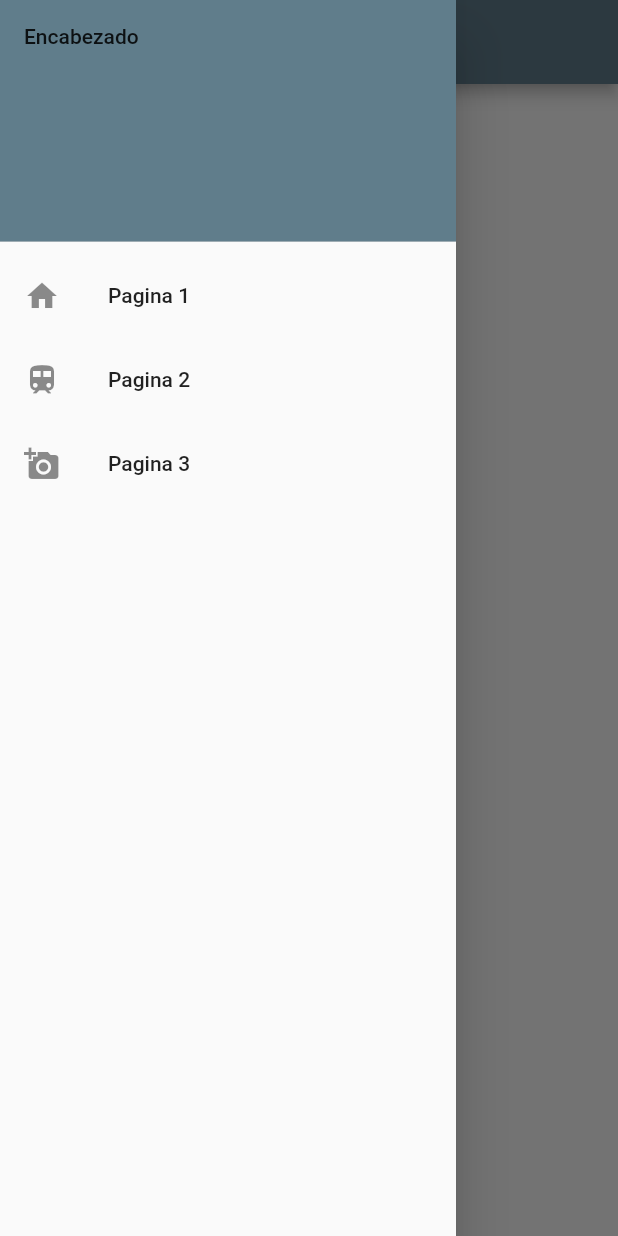
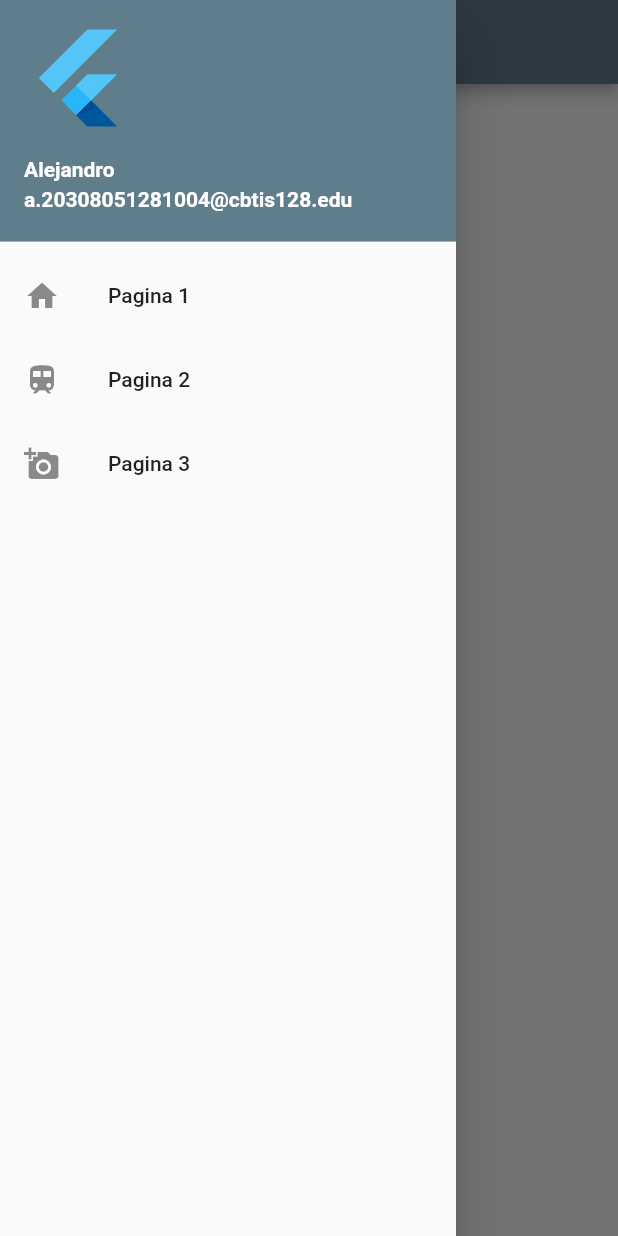
Before and after one commit to AlejandroGarcia4to/Drawer_p_4, a Flutter app: the screen it shows after launch, with the side drawer open, on a phone screen of 412 x 824 dp. Run offline on Flutter 3.47's test engine with Material 2 defaults, Android fonts, the phone set to English and light mode, and no system bars.

Commit message:
drawer_v3

```diff
--- a/lib/main.dart
+++ b/lib/main.dart
@@ -36,15 +36,25 @@ class _MyHomePageState extends State<MyHomePage> {
       ),
       drawer: Drawer(
         child: ListView(
-          // Important: Remove any padding from the ListView.
-          padding: EdgeInsets.zero,
           children: [
-            const DrawerHeader(
-              decoration: BoxDecoration(
-                color: Colors.blueGrey,
+            const UserAccountsDrawerHeader(
+              decoration: BoxDecoration(color: const Color(0xff607d8b)),
+              accountName: Text(
+                "Alejandro ",
+                style: TextStyle(
+                  fontWeight: FontWeight.bold,
+                ),
               ),
-              child: Text('Encabezado'),
+              accountEmail: Text(
+                "a.20308051281004@cbtis128.edu",
+                style: TextStyle(
+                  fontWeight: FontWeight.bold,
+                ),
+              ),
+              currentAccountPicture: FlutterLogo(),
             ),
+            // Important: Remove any padding from the ListView.
+
             ListTile(
               leading: Icon(
                 Icons.home,
```
